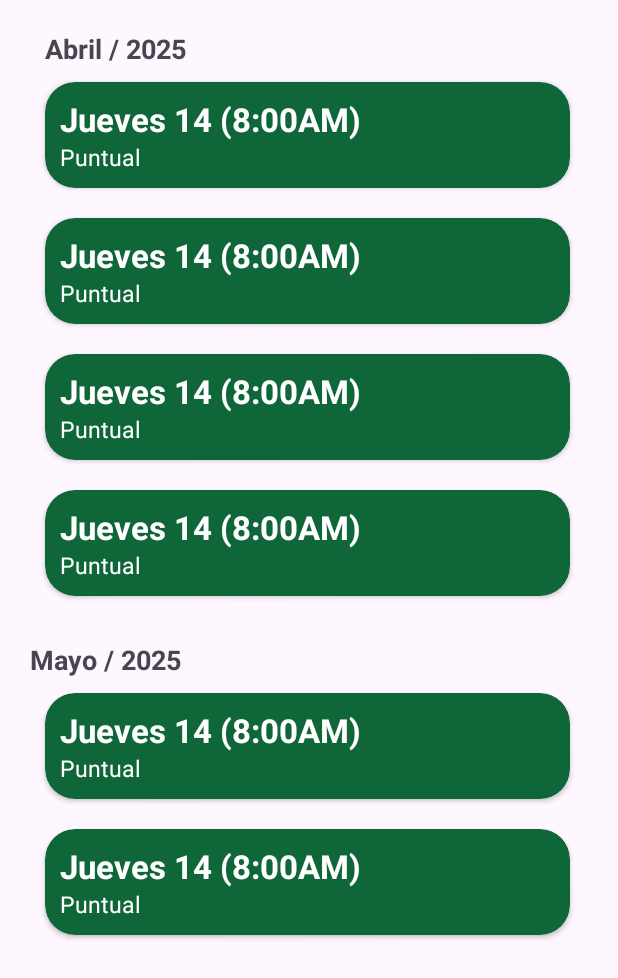
After one commit to JasonCrk/TinkaWork, an Android app: the HistoryActivity screen opened directly, with no data from a screen before it, on a phone screen of 412 x 824 dp. The commit adds this screen. Shown: the top 978 px of the screen. Run offline under Robolectric (Android 15) with nearby library versions, the phone set to English and light mode, and no system bars.

Commit message:
History view

```diff
--- a/app/src/main/AndroidManifest.xml
+++ b/app/src/main/AndroidManifest.xml
@@ -13,9 +13,11 @@
         android:theme="@style/Theme.TinkaWork"
         tools:targetApi="31">
         <activity
+            android:name=".shared.ui.screens.HistoryActivity"
+            android:exported="false" />
+        <activity
             android:name=".establishment.ui.screens.EstablishmentDetailsActivity"
             android:exported="false" />
-
         <activity
             android:name=".auth.ui.screens.LoginActivity"
             android:exported="false" />
--- /dev/null
+++ b/app/src/main/java/com/latinka/tinkawork/shared/ui/screens/HistoryActivity.kt
@@ -0,0 +1,21 @@
+package com.latinka.tinkawork.shared.ui.screens
+
+import android.os.Bundle
+import androidx.activity.enableEdgeToEdge
+import androidx.appcompat.app.AppCompatActivity
+import androidx.core.view.ViewCompat
+import androidx.core.view.WindowInsetsCompat
+import com.latinka.tinkawork.R
+
+class HistoryActivity : AppCompatActivity() {
+    override fun onCreate(savedInstanceState: Bundle?) {
+        super.onCreate(savedInstanceState)
+        enableEdgeToEdge()
+        setContentView(R.layout.activity_history)
+        ViewCompat.setOnApplyWindowInsetsListener(findViewById(R.id.main)) { v, insets ->
+            val systemBars = insets.getInsets(WindowInsetsCompat.Type.systemBars())
+            v.setPadding(systemBars.left, systemBars.top, systemBars.right, systemBars.bottom)
+            insets
+        }
+    }
+}
--- /dev/null
+++ b/app/src/main/res/layout/activity_history.xml
@@ -0,0 +1,322 @@
+<?xml version="1.0" encoding="utf-8"?>
+<LinearLayout
+    xmlns:android="http://schemas.android.com/apk/res/android"
+    xmlns:app="http://schemas.android.com/apk/res-auto"
+    xmlns:tools="http://schemas.android.com/tools"
+    android:id="@+id/main"
+    android:layout_width="match_parent"
+    android:layout_height="match_parent"
+    tools:context=".shared.ui.screens.HistoryActivity"
+    android:gravity="left"
+    android:orientation="vertical"
+    >
+
+    <TextView
+        android:layout_width="wrap_content"
+        android:layout_height="wrap_content"
+        android:text="Abril / 2025"
+        android:textStyle="bold"
+        android:textSize="18dp"
+        android:layout_marginTop="20dp"
+        android:layout_marginLeft="30dp"
+        />
+
+    <androidx.cardview.widget.CardView
+        android:layout_width="350dp"
+        android:layout_height="wrap_content"
+        android:layout_marginTop="10dp"
+        android:layout_marginBottom="10dp"
+        android:layout_marginLeft="30dp"
+        app:cardCornerRadius="20dp"
+        android:elevation="10dp"
+        android:padding="20dp"
+        android:backgroundTint="@color/btn_access_green"
+        >
+    <LinearLayout
+        android:layout_width="wrap_content"
+        android:layout_height="wrap_content"
+        android:orientation="vertical">
+
+        <TextView
+            android:layout_width="wrap_content"
+            android:layout_height="wrap_content"
+            android:layout_marginTop="10dp"
+            android:text="Jueves 14 (8:00AM)"
+            android:textSize="22sp"
+            android:textStyle="bold"
+            android:layout_marginLeft="10dp"
+            android:textColor="@color/white"
+            />
+
+        <TextView
+            android:layout_width="wrap_content"
+            android:layout_height="wrap_content"
+            android:layout_marginLeft="10dp"
+            android:layout_marginBottom="10dp"
+            android:text="Puntual"
+            android:textColor="@color/white"
+            android:textSize="15sp"
+            />
+        <TextView
+            android:layout_width="wrap_content"
+            android:layout_height="wrap_content"
+            android:visibility="gone"
+            android:layout_margin="10dp"
+            android:textColor="@color/white"
+            android:text="Detalles"
+            android:textSize="18sp"
+            />
+
+    </LinearLayout>
+    </androidx.cardview.widget.CardView>
+    <androidx.cardview.widget.CardView
+        android:layout_width="350dp"
+        android:layout_height="wrap_content"
+        android:layout_marginTop="10dp"
+        android:layout_marginBottom="10dp"
+        android:layout_marginLeft="30dp"
+        app:cardCornerRadius="20dp"
+        android:elevation="10dp"
+        android:padding="20dp"
+        android:backgroundTint="@color/btn_access_green"
+        >
+        <LinearLayout
+            android:layout_width="wrap_content"
+            android:layout_height="wrap_content"
+            android:orientation="vertical">
+
+            <TextView
+                android:layout_width="wrap_content"
+                android:layout_height="wrap_content"
+                android:layout_marginTop="10dp"
+                android:text="Jueves 14 (8:00AM)"
+                android:textSize="22sp"
+                android:textStyle="bold"
+                android:layout_marginLeft="10dp"
+                android:textColor="@color/white"
+                />
+
+            <TextView
+                android:layout_width="wrap_content"
+                android:layout_height="wrap_content"
+                android:layout_marginLeft="10dp"
+                android:layout_marginBottom="10dp"
+                android:text="Puntual"
+                android:textColor="@color/white"
+                android:textSize="15sp"
+                />
+            <TextView
+                android:layout_width="wrap_content"
+                android:layout_height="wrap_content"
+                android:visibility="gone"
+                android:layout_margin="10dp"
+                android:textColor="@color/white"
+                android:text="Detalles"
+                android:textSize="18sp"
+                />
+
+        </LinearLayout>
+    </androidx.cardview.widget.CardView>
+    <androidx.cardview.widget.CardView
+        android:layout_width="350dp"
+        android:layout_height="wrap_content"
+        android:layout_marginTop="10dp"
+        android:layout_marginBottom="10dp"
+        android:layout_marginLeft="30dp"
+        app:cardCornerRadius="20dp"
+        android:elevation="10dp"
+        android:padding="20dp"
+        android:backgroundTint="@color/btn_access_green"
+        >
+        <LinearLayout
+            android:layout_width="wrap_content"
+            android:layout_height="wrap_content"
+            android:orientation="vertical">
+
+            <TextView
+                android:layout_width="wrap_content"
+                android:layout_height="wrap_content"
+                android:layout_marginTop="10dp"
+                android:text="Jueves 14 (8:00AM)"
+                android:textSize="22sp"
+                android:textStyle="bold"
+                android:layout_marginLeft="10dp"
+                android:textColor="@color/white"
+                />
+
+            <TextView
+                android:layout_width="wrap_content"
+                android:layout_height="wrap_content"
+                android:layout_marginLeft="10dp"
+                android:layout_marginBottom="10dp"
+                android:text="Puntual"
+                android:textColor="@color/white"
+                android:textSize="15sp"
+                />
+            <TextView
+                android:layout_width="wrap_content"
+                android:layout_height="wrap_content"
+                android:visibility="gone"
+                android:layout_margin="10dp"
+                android:textColor="@color/white"
+                android:text="Detalles"
+                android:textSize="18sp"
+                />
+
+        </LinearLayout>
+    </androidx.cardview.widget.CardView>
+    <androidx.cardview.widget.CardView
+        android:layout_width="350dp"
+        android:layout_height="wrap_content"
+        android:layout_marginTop="10dp"
+        android:layout_marginBottom="10dp"
+        android:layout_marginLeft="30dp"
+        app:cardCornerRadius="20dp"
+        android:elevation="10dp"
+        android:padding="20dp"
+        android:backgroundTint="@color/btn_access_green"
+        >
+        <LinearLayout
+            android:layout_width="wrap_content"
+            android:layout_height="wrap_content"
+            android:orientation="vertical">
+
+            <TextView
+                android:layout_width="wrap_content"
+                android:layout_height="wrap_content"
+                android:layout_marginTop="10dp"
+                android:text="Jueves 14 (8:00AM)"
+                android:textSize="22sp"
+                android:textStyle="bold"
+                android:layout_marginLeft="10dp"
+                android:textColor="@color/white"
+                />
+
+            <TextView
+                android:layout_width="wrap_content"
+                android:layout_height="wrap_content"
+                android:layout_marginLeft="10dp"
+                android:layout_marginBottom="10dp"
+                android:text="Puntual"
+                android:textColor="@color/white"
+                android:textSize="15sp"
+                />
+            <TextView
+                android:layout_width="wrap_content"
+                android:layout_height="wrap_content"
+                android:visibility="gone"
+                android:layout_margin="10dp"
+                android:textColor="@color/white"
+                android:text="Detalles"
+                android:textSize="18sp"
+                />
+
+        </LinearLayout>
+    </androidx.cardview.widget.CardView>
+
+    <TextView
+        android:layout_width="wrap_content"
+        android:layout_height="wrap_content"
+        android:text="Mayo / 2025"
+        android:textStyle="bold"
+        android:textSize="18dp"
+        android:layout_marginTop="20dp"
+        android:layout_marginLeft="20dp"
+        />
+    <androidx.cardview.widget.CardView
+        android:layout_width="350dp"
+        android:layout_height="wrap_content"
+        android:layout_marginTop="10dp"
+        android:layout_marginBottom="10dp"
+        android:layout_marginLeft="30dp"
+        app:cardCornerRadius="20dp"
+        android:elevation="10dp"
+        android:padding="20dp"
+        android:backgroundTint="@color/btn_access_green"
+        >
+        <LinearLayout
+            android:layout_width="wrap_content"
+            android:layout_height="wrap_content"
+            android:orientation="vertical">
+
+            <TextView
+                android:layout_width="wrap_content"
+                android:layout_height="wrap_content"
+                android:layout_marginTop="10dp"
+                android:text="Jueves 14 (8:00AM)"
+                android:textSize="22sp"
+                android:textStyle="bold"
+                android:layout_marginLeft="10dp"
+                android:textColor="@color/white"
+                />
+
+            <TextView
+                android:layout_width="wrap_content"
+                android:layout_height="wrap_content"
+                android:layout_marginLeft="10dp"
+                android:layout_marginBottom="10dp"
+                android:text="Puntual"
+                android:textColor="@color/white"
+                android:textSize="15sp"
+                />
+            <TextView
+                android:layout_width="wrap_content"
+                android:layout_height="wrap_content"
+                android:visibility="gone"
+                android:layout_margin="10dp"
+                android:textColor="@color/white"
+                android:text="Detalles"
+                android:textSize="18sp"
+                />
+
+        </LinearLayout>
+    </androidx.cardview.widget.CardView>
+    <androidx.cardview.widget.CardView
+        android:layout_width="350dp"
+        android:layout_height="wrap_content"
+        android:layout_marginTop="10dp"
+        android:layout_marginBottom="10dp"
+        android:layout_marginLeft="30dp"
+        app:cardCornerRadius="20dp"
+        android:elevation="10dp"
+        android:padding="20dp"
+        android:backgroundTint="@color/btn_access_green"
+        >
+        <LinearLayout
+            android:layout_width="wrap_content"
+            android:layout_height="wrap_content"
+            android:orientation="vertical">
+
+            <TextView
+                android:layout_width="wrap_content"
+                android:layout_height="wrap_content"
+                android:layout_marginTop="10dp"
+                android:text="Jueves 14 (8:00AM)"
+                android:textSize="22sp"
+                android:textStyle="bold"
+                android:layout_marginLeft="10dp"
+                android:textColor="@color/white"
+                />
+
+            <TextView
+                android:layout_width="wrap_content"
+                android:layout_height="wrap_content"
+                android:layout_marginLeft="10dp"
+                android:layout_marginBottom="10dp"
+                android:text="Puntual"
+                android:textColor="@color/white"
+                android:textSize="15sp"
+                />
+            <TextView
+                android:layout_width="wrap_content"
+                android:layout_height="wrap_content"
+                android:visibility="gone"
+                android:layout_margin="10dp"
+                android:textColor="@color/white"
+                android:text="Detalles"
+                android:textSize="18sp"
+                />
+
+        </LinearLayout>
+    </androidx.cardview.widget.CardView>
+</LinearLayout>
--- a/app/src/main/res/values/strings.xml
+++ b/app/src/main/res/values/strings.xml
@@ -1,5 +1,3 @@
 <resources>
     <string name="app_name">TinkaWork</string>
-    <!-- TODO: Remove or change this placeholder text -->
-    <string name="hello_blank_fragment">Hello blank fragment</string>
 </resources>
```
